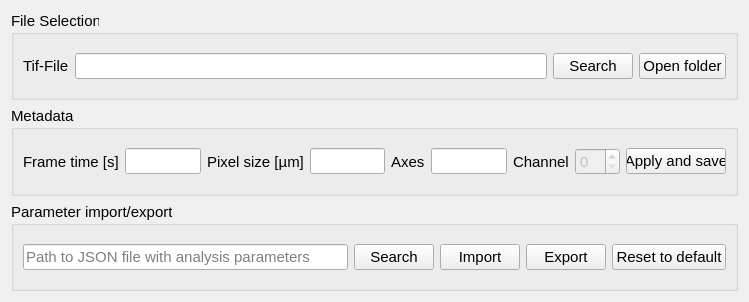
The window that sarcasm_app/ui-files/file_selection.ui (danihae/SarcAsM) describes before a commit, drawn with Qt 5.
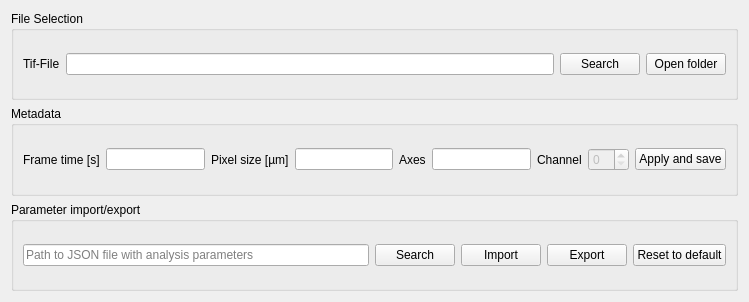
The same window after the commit.

Commit message:
fix: make UI font sizing consistent across macOS/Windows/Linux
Removed hard-coded 11pt fonts from all Qt Designer forms and generated views
so widgets inherit the platform default, preventing oversized fonts on
high-DPI Windows and Linux. Also set HighDpiScaleFactorRoundingPolicy to
PassThrough, clamp initial window size to available screen geometry, and
consolidate status-label stylesheets so text color is no longer dropped by
subsequent setStyleSheet calls.

The edit to the form file:
```diff
--- a/sarcasm_app/ui-files/file_selection.ui
+++ b/sarcasm_app/ui-files/file_selection.ui
@@ -16,11 +16,6 @@
   <layout class="QVBoxLayout" name="verticalLayout">
    <item>
     <widget class="QGroupBox" name="groupBox">
-     <property name="font">
-      <font>
-       <pointsize>11</pointsize>
-      </font>
-     </property>
      <property name="title">
       <string>File Selection</string>
      </property>
@@ -66,11 +61,6 @@
        <height>16777215</height>
       </size>
      </property>
-     <property name="font">
-      <font>
-       <pointsize>11</pointsize>
-      </font>
-     </property>
      <property name="title">
       <string>Metadata</string>
      </property>
@@ -149,11 +139,6 @@
    </item>
    <item>
     <widget class="QGroupBox" name="groupBox_3">
-     <property name="font">
-      <font>
-       <pointsize>11</pointsize>
-      </font>
-     </property>
      <property name="title">
       <string>Parameter import/export</string>
      </property>
```
The commit also changes 11 other files.
